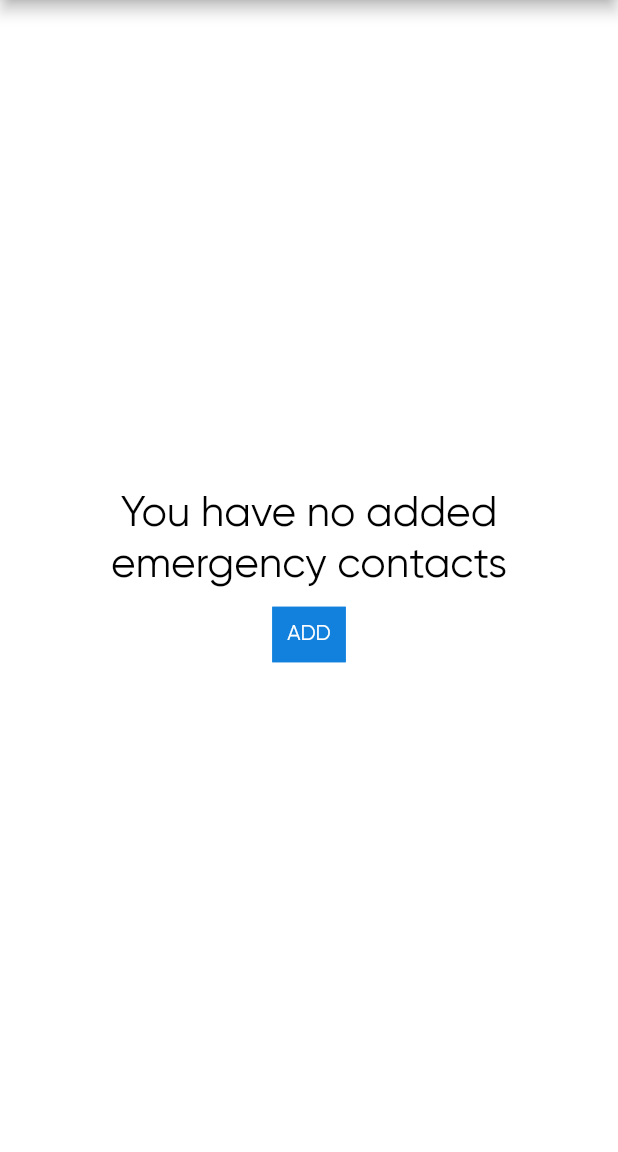
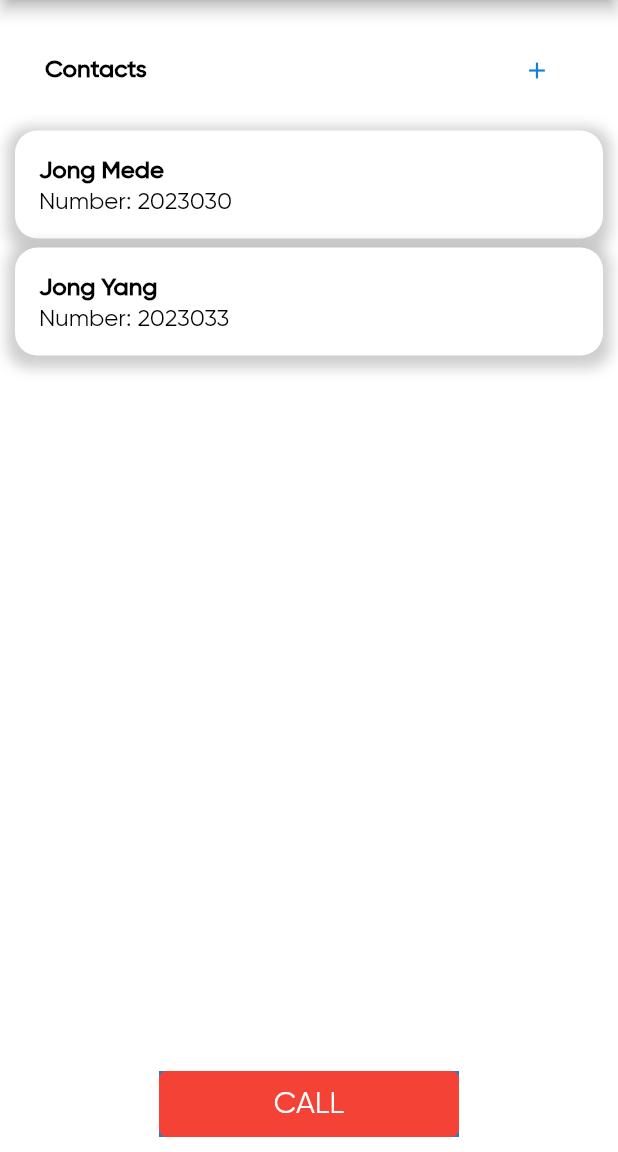
Before and after one commit to Adokiye/emergencyCaller, a Flutter app: the screen it shows after launch, on a phone screen of 412 x 824 dp, the part 84-1236 px from its top. Run offline on Flutter 3.47's test engine with Material 2 defaults, Android fonts, the phone set to English and light mode, and no system bars; our stand-ins replace localstorage, page_transition; missing offline and left inert: flutter_phone_state.

Commit message:
final pre push

```diff
--- a/lib/screens/home.dart
+++ b/lib/screens/home.dart
@@ -6,6 +6,7 @@ import 'package:emergencyCaller/models/contact.dart';
 import 'package:emergencyCaller/models/contactList.dart';
 import 'package:page_transition/page_transition.dart';
 import 'package:emergencyCaller/screens/addContact.dart';
+import 'package:flutter_phone_state/flutter_phone_state.dart';
 
 class MyHomePage extends StatefulWidget {
   MyHomePage({Key key, this.title}) : super(key: key);
@@ -23,7 +24,29 @@ class _MyHomePageState extends State<MyHomePage> {
   bool initialized = false;
   TextEditingController controller = new TextEditingController(); //09048455145
   bool showEmpty = false;
+  bool nextCall = true;
 
+ _makeCall(){
+   testLoop:
+   for(var i=0;i<list.items.length;i++){
+     if(nextCall){
+         final phoneCall = FlutterPhoneState.startPhoneCall(list.items[i].number);
+      phoneCall.eventStream.forEach((PhoneCallEvent event) {
+    print("Event $event");
+    if(event.status == 'connected'){
+      setState((){
+        nextCall = false;
+      });
+    }
+  });
+  print("Call is complete");
+     }else{
+      break testLoop;
+
+     }
+
+   }
+ }
 
   @override
   void initState() {
@@ -51,17 +74,19 @@ class _MyHomePageState extends State<MyHomePage> {
               }
 
               if (!initialized) {
-                var items = storage.getItem('contacts');
-
+              //  var items = storage.getItem('contacts');
+               List<Contact> items = [Contact(title: 'Jong Mede', number: '2023030'),
+               Contact(title: 'Jong Yang', number: '2023033'),];
                 if (items != null) {
-                  list.items = List<Contact>.from(
-                    (items as List).map(
-                      (item) => Contact(
-                        title: item['title'],
-                        number: item['number'],
-                      ),
-                    ),
-                  );
+                  list.items = items;
+                  // list.items = List<Contact>.from(
+                  //   (items as List).map(
+                  //     (item) => Contact(
+                  //       title: item['title'],
+                  //       number: item['number'],
+                  //     ),
+                  //   ),
+                  // );
                 }else{
                   return Column(
                     mainAxisAlignment: MainAxisAlignment.center,
@@ -100,8 +125,8 @@ class _MyHomePageState extends State<MyHomePage> {
 
               List<Widget> widgets = list.items.map((item) {
                 return Container(
-      padding: const EdgeInsets.all(10.0),
-      margin: const EdgeInsets.symmetric(horizontal: 10.0, vertical: 3.0),
+    //  padding: const EdgeInsets.all(10.0),
+      margin: const EdgeInsets.symmetric(vertical: 3.0),
       decoration: new BoxDecoration(
         borderRadius: new BorderRadius.all(new Radius.circular(15.0)),
         color: Colors.white,
@@ -141,9 +166,30 @@ class _MyHomePageState extends State<MyHomePage> {
                     flex: 1,
                     child: ListView(
                       children: widgets,
-                      itemExtent: 50.0,
+                    //  itemExtent: 50.0,
                     ),
                   ),
+                    Container(
+                        margin: EdgeInsets.only(top: 10.0),
+                        child: Material(
+                          color: Color(0xff1281dd),
+                          child: InkWell(
+                            onTap: (){ _makeCall();},
+                            child: Container(
+                              padding: EdgeInsets.all(10.0),
+                              width: 200,
+                              decoration: BoxDecoration(
+                                color: Colors.red,
+                                borderRadius: BorderRadius.circular(5.0)
+                              ),
+                              child: Center(
+                                child: Text(
+                                'CALL', style: TextStyle(color: Colors.white, fontSize: 20.0),
+                              )),
+                            )
+                          )
+                        )
+                      )
                 ],
               );
             },
```
Also changed, not shown: lib/screens/addContact.dart (+46 -2 lines).
